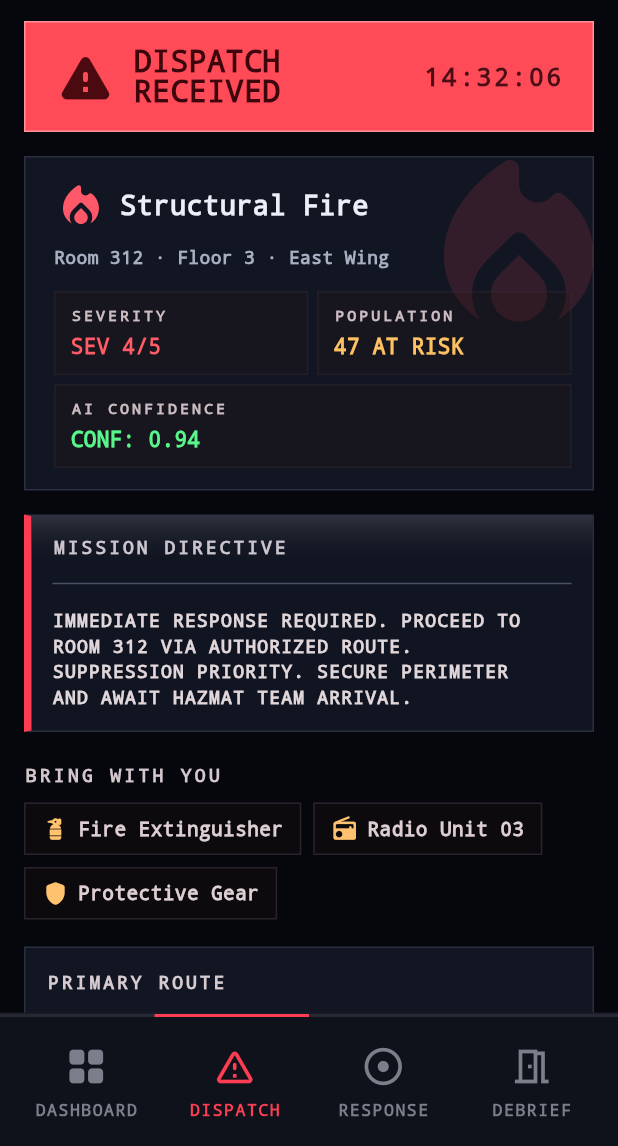
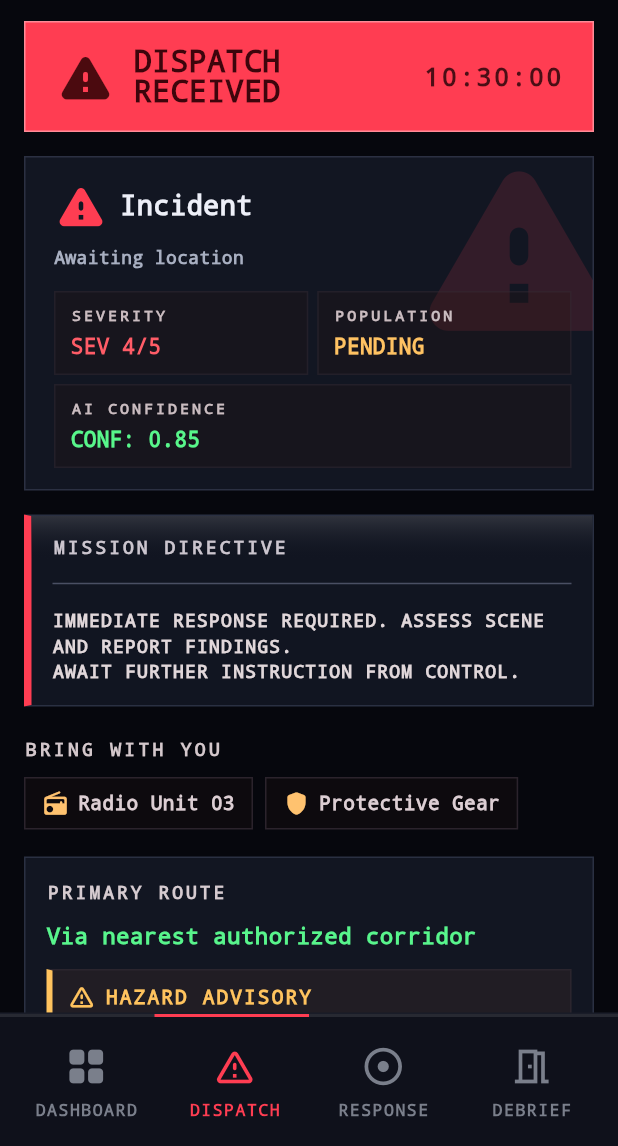
Before and after one commit to devansharora18/argos, a Flutter app: the OpsDispatchPage screen opened by its route, on a phone screen of 412 x 824 dp, the part 90-1236 px from its top. Run offline on Flutter 3.47's test engine with Material 3 defaults, Android fonts, the phone set to English and light mode, and no system bars; our stand-ins replace flutter_riverpod; network calls fail.

Commit message:
feat: Enhance crisis management UI with dynamic profiles and metrics
- Added GuestCrisisProfile and StaffCrisisProfile classes to encapsulate crisis type-specific data for UI components.
- Updated MapAlertPage and OpsDispatchPage to utilize crisis profiles for dynamic UI rendering based on incoming crisis data.
- Introduced new _CrisisSummaryCard in MapAlertPage to display detailed incident information.
- Modified ActiveCrisisBanner to reflect crisis severity and profile attributes.
- Enhanced UI elements with appropriate colors, icons, and labels based on crisis type.
- Implemented severity metrics and ETA calculations for better user guidance during emergencies.

```diff
--- /dev/null
+++ b/argos_staff/lib/models/crisis_profile.dart
@@ -0,0 +1,192 @@
+import 'package:flutter/material.dart';
+
+class GearItem {
+  const GearItem({required this.icon, required this.label});
+  final IconData icon;
+  final String label;
+}
+
+/// Per-crisis-type playbook for the staff dispatch screen.
+class StaffCrisisProfile {
+  const StaffCrisisProfile({
+    required this.displayName,
+    required this.icon,
+    required this.accentColor,
+    required this.missionDirective,
+    required this.gear,
+    required this.primaryRoute,
+    required this.hazardAdvisory,
+    required this.populationAtRisk,
+    required this.aiConfidence,
+  });
+
+  final String displayName;
+  final IconData icon;
+  final Color accentColor;
+  final String missionDirective;
+  final List<GearItem> gear;
+  final String primaryRoute;
+  final String hazardAdvisory;
+  final String populationAtRisk;
+  final String aiConfidence;
+
+  static const _fallback = StaffCrisisProfile(
+    displayName: 'Incident',
+    icon: Icons.warning_rounded,
+    accentColor: Color(0xFFFF3D52),
+    missionDirective:
+        'IMMEDIATE RESPONSE REQUIRED. ASSESS SCENE AND REPORT FINDINGS.\n'
+        'AWAIT FURTHER INSTRUCTION FROM CONTROL.',
+    gear: [
+      GearItem(icon: Icons.radio_rounded, label: 'Radio Unit 03'),
+      GearItem(icon: Icons.shield_rounded, label: 'Protective Gear'),
+    ],
+    primaryRoute: 'Via nearest authorized corridor',
+    hazardAdvisory: 'Awaiting hazard assessment',
+    populationAtRisk: 'PENDING',
+    aiConfidence: 'CONF: 0.85',
+  );
+
+  static const Map<String, StaffCrisisProfile> _byType = {
+    'fire': StaffCrisisProfile(
+      displayName: 'Structural Fire',
+      icon: Icons.local_fire_department_rounded,
+      accentColor: Color(0xFFFF3D52),
+      missionDirective:
+          'IMMEDIATE RESPONSE REQUIRED. PROCEED TO ZONE.\n'
+          'SUPPRESSION PRIORITY. SECURE PERIMETER\n'
+          'AND AWAIT HAZMAT TEAM ARRIVAL.',
+      gear: [
+        GearItem(icon: Icons.fire_extinguisher_rounded, label: 'Fire Extinguisher'),
+        GearItem(icon: Icons.radio_rounded, label: 'Radio Unit 03'),
+        GearItem(icon: Icons.shield_rounded, label: 'Protective Gear'),
+      ],
+      primaryRoute: 'Via East Corridor -> Stairwell C',
+      hazardAdvisory: 'Stairwell A BLOCKED',
+      populationAtRisk: '47 AT RISK',
+      aiConfidence: 'CONF: 0.94',
+    ),
+    'smoke': StaffCrisisProfile(
+      displayName: 'Smoke Detection',
+      icon: Icons.cloud_rounded,
+      accentColor: Color(0xFFE07A52),
+      missionDirective:
+          'INVESTIGATE SOURCE OF SMOKE.\n'
+          'CHECK FOR ACTIVE FIRE.\n'
+          'DEPLOY VENTILATION AND CLEAR AREA.',
+      gear: [
+        GearItem(icon: Icons.masks_rounded, label: 'Smoke Hood'),
+        GearItem(icon: Icons.radio_rounded, label: 'Radio Unit 03'),
+        GearItem(icon: Icons.flashlight_on_rounded, label: 'Flashlight'),
+      ],
+      primaryRoute: 'Via service corridor -> Mechanical room',
+      hazardAdvisory: 'Visibility reduced',
+      populationAtRisk: '22 AT RISK',
+      aiConfidence: 'CONF: 0.81',
+    ),
+    'medical': StaffCrisisProfile(
+      displayName: 'Medical Emergency',
+      icon: Icons.medical_services_rounded,
+      accentColor: Color(0xFFE04A6B),
+      missionDirective:
+          'ASSESS PATIENT. CHECK AIRWAY AND BREATHING.\n'
+          'ADMINISTER FIRST AID. CLEAR BYSTANDERS.\n'
+          'PREPARE FOR EMS HANDOFF.',
+      gear: [
+        GearItem(icon: Icons.medical_services_rounded, label: 'First Aid Kit'),
+        GearItem(icon: Icons.monitor_heart_rounded, label: 'AED'),
+        GearItem(icon: Icons.radio_rounded, label: 'Radio Unit 03'),
+      ],
+      primaryRoute: 'Via main corridor -> direct route',
+      hazardAdvisory: 'Crowd control may be required',
+      populationAtRisk: '1 PATIENT',
+      aiConfidence: 'CONF: 0.88',
+    ),
+    'security': StaffCrisisProfile(
+      displayName: 'Security Threat',
+      icon: Icons.shield_rounded,
+      accentColor: Color(0xFF8B3A3A),
+      missionDirective:
+          'ESTABLISH PERIMETER. DO NOT ENGAGE.\n'
+          'EVACUATE NON-COMBATANTS QUIETLY.\n'
+          'AWAIT LAW ENFORCEMENT.',
+      gear: [
+        GearItem(icon: Icons.security_rounded, label: 'Body Armor'),
+        GearItem(icon: Icons.radio_rounded, label: 'Radio Unit 03'),
+        GearItem(icon: Icons.lock_rounded, label: 'Restraints'),
+      ],
+      primaryRoute: 'Via covered approach -> Security lobby',
+      hazardAdvisory: 'Hostile party — DO NOT engage',
+      populationAtRisk: '60+ AT RISK',
+      aiConfidence: 'CONF: 0.86',
+    ),
+    'stampede': StaffCrisisProfile(
+      displayName: 'Crowd Surge',
+      icon: Icons.groups_rounded,
+      accentColor: Color(0xFFE07A2A),
+      missionDirective:
+          'OPEN ALTERNATE EGRESS. CONTROL CHOKEPOINTS.\n'
+          'ASSIST FALLEN GUESTS.\n'
+          'PREVENT SECONDARY CRUSH EVENTS.',
+      gear: [
+        GearItem(icon: Icons.campaign_rounded, label: 'Megaphone'),
+        GearItem(icon: Icons.radio_rounded, label: 'Radio Unit 03'),
+        GearItem(icon: Icons.fence_rounded, label: 'Crowd Barriers'),
+      ],
+      primaryRoute: 'Via service door -> Exit B annex',
+      hazardAdvisory: 'Pinch point at main exit',
+      populationAtRisk: '180+ AT RISK',
+      aiConfidence: 'CONF: 0.83',
+    ),
+    'structural': StaffCrisisProfile(
+      displayName: 'Structural Hazard',
+      icon: Icons.foundation_rounded,
+      accentColor: Color(0xFF6B6B7B),
+      missionDirective:
+          'EVACUATE AFFECTED ZONE IMMEDIATELY.\n'
+          'ESTABLISH EXCLUSION PERIMETER.\n'
+          'AWAIT STRUCTURAL ENGINEER.',
+      gear: [
+        GearItem(icon: Icons.construction_rounded, label: 'Hard Hat'),
+        GearItem(icon: Icons.flashlight_on_rounded, label: 'Headlamp'),
+        GearItem(icon: Icons.radio_rounded, label: 'Radio Unit 03'),
+      ],
+      primaryRoute: 'Via stable corridor -> Outside muster point',
+      hazardAdvisory: 'Avoid load-bearing walls',
+      populationAtRisk: '34 AT RISK',
+      aiConfidence: 'CONF: 0.79',
+    ),
+    'flood': StaffCrisisProfile(
+      displayName: 'Flooding',
+      icon: Icons.flood_rounded,
+      accentColor: Color(0xFF4A90C2),
+      missionDirective:
+          'SHUT OFF MAIN WATER VALVE. CONTAIN SPREAD.\n'
+          'EVACUATE LOWER LEVELS.\n'
+          'ASSIST GUESTS TO HIGHER GROUND.',
+      gear: [
+        GearItem(icon: Icons.waves_rounded, label: 'Wading Boots'),
+        GearItem(icon: Icons.radio_rounded, label: 'Radio Unit 03'),
+        GearItem(icon: Icons.water_drop_rounded, label: 'Sandbags'),
+      ],
+      primaryRoute: 'Via dry stairwell -> Upper floors',
+      hazardAdvisory: 'Slip hazard, electrical risk',
+      populationAtRisk: '15 AT RISK',
+      aiConfidence: 'CONF: 0.82',
+    ),
+  };
+
+  static StaffCrisisProfile forType(String? crisisType) {
+    if (crisisType == null) return _fallback;
+    return _byType[crisisType.toLowerCase()] ?? _fallback;
+  }
+}
+
+String severityCell(int severity) => 'SEV $severity/5';
+
+Color severityColor(int severity) {
+  if (severity >= 5) return const Color(0xFFFF3D52);
+  if (severity >= 4) return const Color(0xFFFF5C67);
+  if (severity >= 3) return const Color(0xFFFFAA62);
+  return const Color(0xFFFFD062);
+}
--- a/argos_staff/lib/screens/ops_dispatch_page.dart
+++ b/argos_staff/lib/screens/ops_dispatch_page.dart
@@ -1,6 +1,8 @@
 import 'package:flutter/material.dart';
 
+import '../models/crisis_profile.dart';
 import '../models/staff_tab.dart';
+import '../services/crisis_stream_service.dart';
 import '../widgets/argos_screen_shell.dart';
 
 class OpsDispatchPage extends StatelessWidget {
@@ -10,10 +12,14 @@ class OpsDispatchPage extends StatelessWidget {
 
   @override
   Widget build(BuildContext context) {
+    final args = ModalRoute.of(context)?.settings.arguments;
+    final crisis = args is IncomingCrisis ? args : null;
+    final profile = StaffCrisisProfile.forType(crisis?.crisisType);
+
     return ArgosScreenShell(
       selectedTab: selectedTab,
       showProfileInTopBar: false,
-      notificationColor: const Color(0xFFFF3D52),
+      notificationColor: profile.accentColor,
       child: SingleChildScrollView(
         physics: const BouncingScrollPhysics(
           parent: AlwaysScrollableScrollPhysics(),
@@ -21,22 +27,22 @@ class OpsDispatchPage extends StatelessWidget {
         padding: const EdgeInsets.fromLTRB(16, 14, 16, 22),
         child: Column(
           crossAxisAlignment: CrossAxisAlignment.stretch,
-          children: const [
-            _DispatchAlertBanner(),
-            SizedBox(height: 16),
-            _IncidentHeaderCard(),
-            SizedBox(height: 16),
-            _MissionDirectiveCard(),
-            SizedBox(height: 20),
-            _BringWithYouSection(),
-            SizedBox(height: 18),
-            _PrimaryRouteCard(),
-            SizedBox(height: 14),
-            _RouteMapCard(),
-            SizedBox(height: 18),
-            _PrimaryActionButton(),
-            SizedBox(height: 10),
-            _ActionRow(),
+          children: [
+            _DispatchAlertBanner(crisis: crisis, profile: profile),
+            const SizedBox(height: 16),
+            _IncidentHeaderCard(crisis: crisis, profile: profile),
+            const SizedBox(height: 16),
+            _MissionDirectiveCard(profile: profile),
+            const SizedBox(height: 20),
+            _BringWithYouSection(profile: profile),
+            const SizedBox(height: 18),
+            _PrimaryRouteCard(profile: profile),
+            const SizedBox(height: 14),
+            const _RouteMapCard(),
+            const SizedBox(height: 18),
+            const _PrimaryActionButton(),
+            const SizedBox(height: 10),
+            const _ActionRow(),
           ],
         ),
       ),
@@ -45,22 +51,26 @@ class OpsDispatchPage extends StatelessWidget {
 }
 
 class _DispatchAlertBanner extends StatelessWidget {
-  const _DispatchAlertBanner();
+  const _DispatchAlertBanner({required this.crisis, required this.profile});
+
+  final IncomingCrisis? crisis;
+  final StaffCrisisProfile profile;
 
   @override
   Widget build(BuildContext context) {
+    final time = crisis?.detectedAt ?? DateTime.now();
     return Container(
       padding: const EdgeInsets.fromLTRB(20, 16, 20, 16),
       decoration: BoxDecoration(
-        color: const Color(0xFFFF4A58),
+        color: profile.accentColor,
         border: Border.all(color: const Color(0x66FFFFFF)),
       ),
       child: Row(
         crossAxisAlignment: CrossAxisAlignment.center,
-        children: const [
-          Icon(Icons.warning_rounded, color: Color(0xFF4B0A0F), size: 40),
-          SizedBox(width: 12),
-          Expanded(
+        children: [
+          const Icon(Icons.warning_rounded, color: Color(0xFF4B0A0F), size: 40),
+          const SizedBox(width: 12),
+          const Expanded(
             child: Text(
               'DISPATCH\nRECEIVED',
               style: TextStyle(
@@ -72,8 +82,8 @@ class _DispatchAlertBanner extends StatelessWidget {
             ),
           ),
           Text(
-            '14:32:06',
-            style: TextStyle(
+            _formatTime(time),
+            style: const TextStyle(
               fontSize: 17,
               fontWeight: FontWeight.w800,
               letterSpacing: 1.4,
@@ -84,13 +94,27 @@ class _DispatchAlertBanner extends StatelessWidget {
       ),
     );
   }
+
+  String _formatTime(DateTime t) {
+    final hh = t.hour.toString().padLeft(2, '0');
+    final mm = t.minute.toString().padLeft(2, '0');
+    final ss = t.second.toString().padLeft(2, '0');
+    return '$hh:$mm:$ss';
+  }
 }
 
 class _IncidentHeaderCard extends StatelessWidget {
-  const _IncidentHeaderCard();
+  const _IncidentHeaderCard({required this.crisis, required this.profile});
+
+  final IncomingCrisis? crisis;
+  final StaffCrisisProfile profile;
 
   @override
   Widget build(BuildContext context) {
+    final severity = crisis?.severity ?? 4;
+    final zone = crisis?.zone ?? 'Awaiting location';
+    final floor = crisis?.floor;
+
     return Container(
       decoration: BoxDecoration(
         color: const Color(0xFF121622),
@@ -102,33 +126,33 @@ class _IncidentHeaderCard extends StatelessWidget {
             right: -26,
             top: -16,
             child: Icon(
-              Icons.local_fire_department_rounded,
+              profile.icon,
               size: 150,
-              color: const Color(0xFFFF4A58).withValues(alpha: 0.14),
+              color: profile.accentColor.withValues(alpha: 0.14),
             ),
           ),
           Row(
             crossAxisAlignment: CrossAxisAlignment.start,
-            children: const [
-              _CardAccent(color: Color(0xFFFF3D52)),
+            children: [
+              _CardAccent(color: profile.accentColor),
               Expanded(
                 child: Padding(
-                  padding: EdgeInsets.fromLTRB(14, 14, 14, 14),
+                  padding: const EdgeInsets.fromLTRB(14, 14, 14, 14),
                   child: Column(
                     crossAxisAlignment: CrossAxisAlignment.start,
                     children: [
                       Row(
                         children: [
                           Icon(
-                            Icons.local_fire_department_rounded,
+                            profile.icon,
                             size: 36,
-                            color: Color(0xFFFF5868),
+                            color: profile.accentColor,
                           ),
-                          SizedBox(width: 8),
+                          const SizedBox(width: 8),
                           Expanded(
                             child: Text(
-                              'Structural Fire',
-                              style: TextStyle(
+                              profile.displayName,
+                              style: const TextStyle(
                                 fontSize: 18,
                                 fontWeight: FontWeight.w800,
                                 color: Color(0xFFEDEFF8),
@@ -137,40 +161,52 @@ class _IncidentHeaderCard extends StatelessWidget {
                           ),
                         ],
                       ),
-                      SizedBox(height: 8),
+                      const SizedBox(height: 8),
                       Text(
-                        'Room 312 · Floor 3 · East Wing',
-                        style: TextStyle(
+                        floor != null ? '$zone · Floor $floor' : zone,
+                        style: const TextStyle(
                           fontSize: 12,
                           fontWeight: FontWeight.w700,
                           color: Color(0xFFA8AFC1),
                         ),
                       ),
-                      SizedBox(height: 14),
+                      if (crisis?.description.isNotEmpty ?? false) ...[
+                        const SizedBox(height: 6),
+                        Text(
+                          crisis!.description,
+                          style: const TextStyle(
+                            fontSize: 12,
+                            fontWeight: FontWeight.w600,
+                            height: 1.4,
+                            color: Color(0xFFB7BDD0),
+                          ),
+                        ),
+                      ],
+                      const SizedBox(height: 14),
                       Row(
                         children: [
                           Expanded(
                             child: _DataCell(
                               label: 'SEVERITY',
-                              value: 'SEV 4/5',
-                              valueColor: Color(0xFFFF5C67),
+                              value: severityCell(severity),
+                              valueColor: severityColor(severity),
                             ),
                           ),
-                          SizedBox(width: 6),
+                          const SizedBox(width: 6),
                           Expanded(
                             child: _DataCell(
                               label: 'POPULATION',
-                              value: '47 AT RISK',
-                              valueColor: Color(0xFFFFC262),
+                              value: profile.populationAtRisk,
+                              valueColor: const Color(0xFFFFC262),
                             ),
                           ),
                         ],
                       ),
-                      SizedBox(height: 6),
+                      const SizedBox(height: 6),
                       _DataCell(
                         label: 'AI CONFIDENCE',
-                        value: 'CONF: 0.94',
-                        valueColor: Color(0xFF58F78B),
+                        value: profile.aiConfidence,
+                        valueColor: const Color(0xFF58F78B),
                       ),
                     ],
                   ),
@@ -185,18 +221,20 @@ class _IncidentHeaderCard extends StatelessWidget {
 }
 
 class _MissionDirectiveCard extends StatelessWidget {
-  const _MissionDirectiveCard();
+  const _MissionDirectiveCard({required this.profile});
+
+  final StaffCrisisProfile profile;
 
   @override
   Widget build(BuildContext context) {
     return Container(
-      decoration: const BoxDecoration(
-        color: Color(0xFF111521),
+      decoration: BoxDecoration(
+        color: const Color(0xFF111521),
         border: Border(
-          left: BorderSide(color: Color(0xFFFF3D52), width: 5),
-          top: BorderSide(color: Color(0xFF2A3042)),
-          right: BorderSide(color: Color(0xFF2A3042)),
-          bottom: BorderSide(color: Color(0xFF2A3042)),
+          left: BorderSide(color: profile.accentColor, width: 5),
+          top: const BorderSide(color: Color(0xFF2A3042)),
+          right: const BorderSide(color: Color(0xFF2A3042)),
+          bottom: const BorderSide(color: Color(0xFF2A3042)),
         ),
       ),
       child: Container(
@@ -209,10 +247,10 @@ class _MissionDirectiveCard extends StatelessWidget {
           ),
         ),
         padding: const EdgeInsets.fromLTRB(14, 12, 14, 14),
-        child: const Column(
+        child: Column(
           crossAxisAlignment: CrossAxisAlignment.start,
           children: [
-            Text(
+            const Text(
               'MISSION DIRECTIVE',
               style: TextStyle(
                 fontSize: 12,
@@ -221,15 +259,12 @@ class _MissionDirectiveCard extends StatelessWidget {
                 color: Color(0xFFCBC5CE),
               ),
             ),
-            SizedBox(height: 8),
-            Divider(color: Color(0xFF4A4F63), thickness: 1),
-            SizedBox(height: 8),
+            const SizedBox(height: 8),
+            const Divider(color: Color(0xFF4A4F63), thickness: 1),
+            const SizedBox(height: 8),
             Text(
-              'IMMEDIATE RESPONSE REQUIRED. PROCEED TO\n'
-              'ROOM 312 VIA AUTHORIZED ROUTE.\n'
-              'SUPPRESSION PRIORITY. SECURE PERIMETER\n'
-              'AND AWAIT HAZMAT TEAM ARRIVAL.',
-              style: TextStyle(
+              profile.missionDirective,
+              style: const TextStyle(
                 fontSize: 12,
                 fontWeight: FontWeight.w800,
                 height: 1.45,
@@ -245,14 +280,16 @@ class _MissionDirectiveCard extends StatelessWidget {
 }
 
 class _BringWithYouSection extends StatelessWidget {
-  const _BringWithYouSection();
+  const _BringWithYouSection({required this.profile});
+
+  final StaffCrisisProfile profile;
 
   @override
   Widget build(BuildContext context) {
     return Column(
       crossAxisAlignment: CrossAxisAlignment.start,
-      children: const [
-        Text(
+      children: [
+        const Text(
           'BRING WITH YOU',
           style: TextStyle(
             fontSize: 12,
@@ -261,17 +298,13 @@ class _BringWithYouSection extends StatelessWidget {
             color: Color(0xFFD3C7CB),
           ),
         ),
-        SizedBox(height: 10),
+        const SizedBox(height: 10),
         Wrap(
           spacing: 8,
           runSpacing: 8,
           children: [
-            _GearChip(
-              icon: Icons.fire_extinguisher_rounded,
-              label: 'Fire Extinguisher',
-            ),
-            _GearChip(icon: Icons.radio_rounded, label: 'Radio Unit 03'),
-            _GearChip(icon: Icons.shield_rounded, label: 'Protective Gear'),
+            for (final item in profile.gear)
+              _GearChip(icon: item.icon, label: item.label),
           ],
         ),
       ],
@@ -280,7 +313,9 @@ class _BringWithYouSection extends StatelessWidget {
 }
 
 class _PrimaryRouteCard extends StatelessWidget {
-  const _PrimaryRouteCard();
+  const _PrimaryRouteCard({required this.profile});
+
+  final StaffCrisisProfile profile;
 
   @override
   Widget build(BuildContext context) {
@@ -292,8 +327,8 @@ class _PrimaryRouteCard extends StatelessWidget {
       ),
       child: Column(
         crossAxisAlignment: CrossAxisAlignment.start,
-        children: const [
-          Text(
+        children: [
+          const Text(
             'PRIMARY ROUTE',
             style: TextStyle(
               fontSize: 12,
@@ -302,17 +337,17 @@ class _PrimaryRouteCard extends StatelessWidget {
               color: Color(0xFFD6CBD0),
             ),
           ),
-          SizedBox(height: 10),
+          const SizedBox(height: 10),
           Text(
-            'Via East Corridor -> Stairwell C',
-            style: TextStyle(
+            profile.primaryRoute,
+            style: const TextStyle(
               fontSize: 15,
               fontWeight: FontWeight.w800,
               color: Color(0xFF58F58C),
             ),
           ),
-          SizedBox(height: 12),
-          _HazardAdvisory(),
+          const SizedBox(height: 12),
+          _HazardAdvisory(advisory: profile.hazardAdvisory),
         ],
       ),
     );
@@ -508,7 +543,9 @@ class _GearChip extends StatelessWidget {
 }
 
 class _HazardAdvisory extends StatelessWidget {
-  const _HazardAdvisory();
+  const _HazardAdvisory({required this.advisory});
+
+  final String advisory;
 
   @override
   Widget build(BuildContext context) {
@@ -522,12 +559,12 @@ class _HazardAdvisory extends StatelessWidget {
           bottom: BorderSide(color: Color(0x663A313D)),
         ),
       ),
-      child: const Padding(
-        padding: EdgeInsets.fromLTRB(10, 8, 10, 8),
+      child: Padding(
+        padding: const EdgeInsets.fromLTRB(10, 8, 10, 8),
         child: Column(
           crossAxisAlignment: CrossAxisAlignment.start,
           children: [
-            Row(
+            const Row(
               children: [
                 Icon(
                   Icons.warning_amber_rounded,
@@ -546,10 +583,10 @@ class _HazardAdvisory extends StatelessWidget {
                 ),
               ],
             ),
-            SizedBox(height: 1),
+            const SizedBox(height: 1),
             Text(
-              'Stairwell A BLOCKED',
-              style: TextStyle(
+              advisory,
+              style: const TextStyle(
                 fontSize: 13,
                 fontWeight: FontWeight.w800,
                 color: Color(0xFFE9DDE0),
```
Also changed, not shown: argos_app/lib/models/crisis_profile.dart (added, +155 -0 lines), argos_app/lib/screens/map_alert_page.dart (+140 -32 lines), 2 other files.
